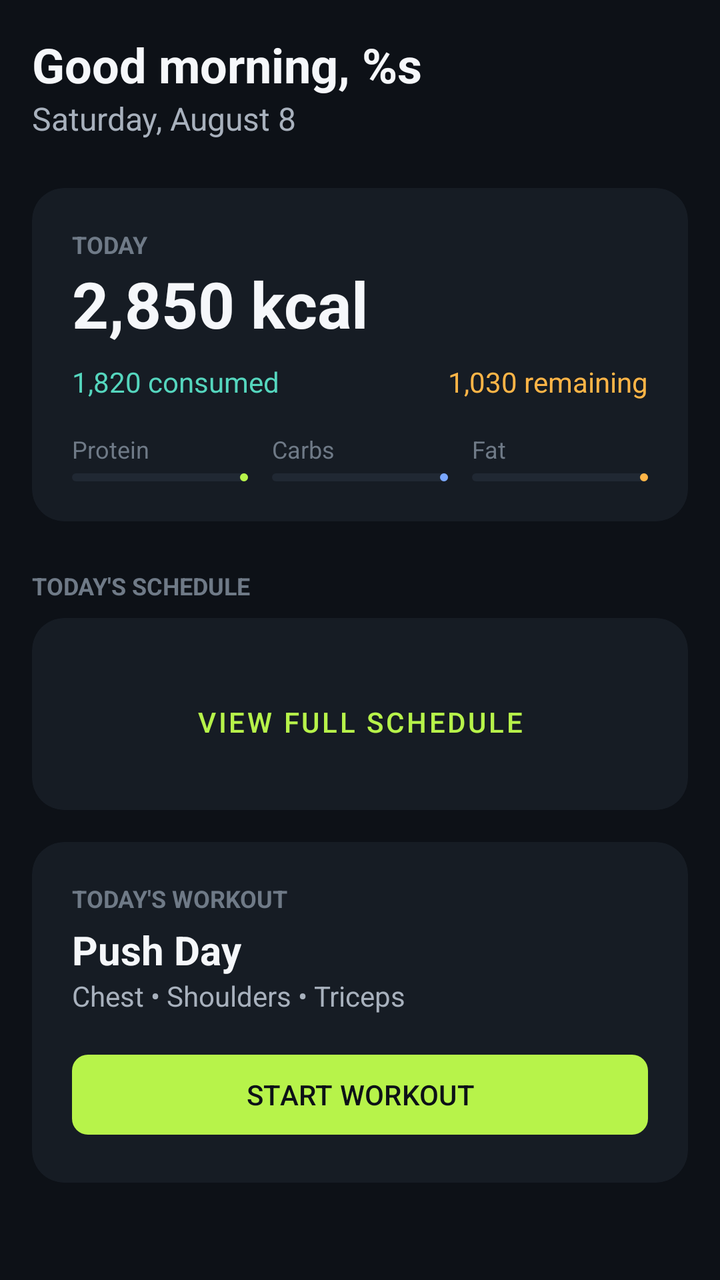
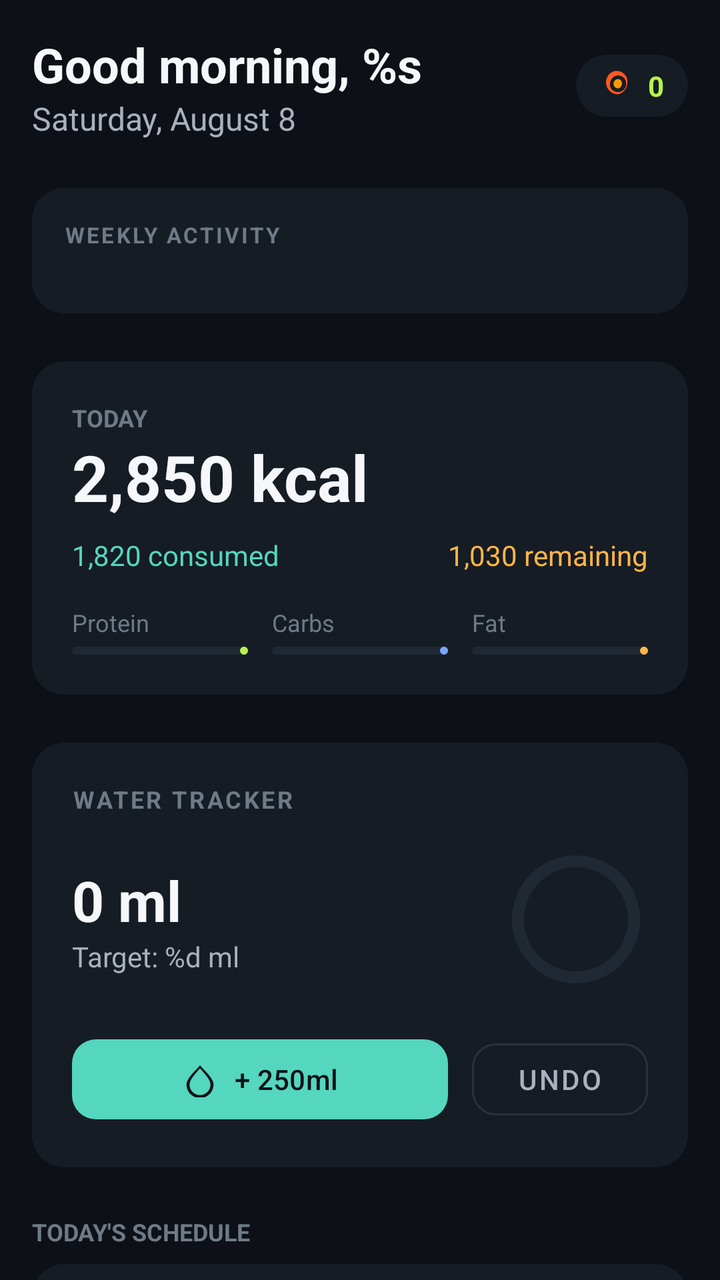

Before-and-after screenshots of an Android layout around one commit, followed by the original layout XML and the change that was made.
<!-- AndroidManifest.xml: application theme Theme.QwertyFitness -->
<!-- res/layout/fragment_home.xml -->
<?xml version="1.0" encoding="utf-8"?>
<androidx.core.widget.NestedScrollView xmlns:android="http://schemas.android.com/apk/res/android"
    xmlns:app="http://schemas.android.com/apk/res-auto"
    android:layout_width="match_parent"
    android:layout_height="match_parent"
    android:background="@color/background_deep_charcoal">

    <LinearLayout
        android:layout_width="match_parent"
        android:layout_height="wrap_content"
        android:orientation="vertical"
        android:padding="16dp">

        <TextView
            android:id="@+id/text_greeting"
            android:layout_width="wrap_content"
            android:layout_height="wrap_content"
            android:text="@string/greeting_format"
            android:textColor="@color/text_primary"
            android:textSize="24sp"
            android:textStyle="bold" />

        <TextView
            android:id="@+id/text_date"
            android:layout_width="wrap_content"
            android:layout_height="wrap_content"
            android:text="Saturday, August 8"
            android:textColor="@color/text_secondary"
            android:textSize="16sp" />

        
        <com.google.android.material.card.MaterialCardView
            android:layout_width="match_parent"
            android:layout_height="wrap_content"
            android:layout_marginTop="24dp"
            app:cardBackgroundColor="@color/surface_slate"
            app:cardCornerRadius="16dp"
            app:strokeWidth="0dp">

            <LinearLayout
                android:layout_width="match_parent"
                android:layout_height="wrap_content"
                android:orientation="vertical"
                android:padding="20dp">

                <TextView
                    android:layout_width="wrap_content"
                    android:layout_height="wrap_content"
                    android:text="@string/today"
                    android:textColor="@color/text_muted"
                    android:textSize="12sp"
                    android:textStyle="bold" />

                <TextView
                    android:id="@+id/text_calories_target"
                    android:layout_width="wrap_content"
                    android:layout_height="wrap_content"
                    android:text="2,850 kcal"
                    android:textColor="@color/text_primary"
                    android:textSize="32sp"
                    android:textStyle="bold" />

                <LinearLayout
                    android:layout_width="match_parent"
                    android:layout_height="wrap_content"
                    android:layout_marginTop="8dp"
                    android:orientation="horizontal">

                    <TextView
                        android:id="@+id/text_calories_consumed"
                        android:layout_width="wrap_content"
                        android:layout_height="wrap_content"
                        android:text="1,820 consumed"
                        android:textColor="@color/accent_aqua"
                        android:textSize="14sp" />

                    <View
                        android:layout_width="0dp"
                        android:layout_height="0dp"
                        android:layout_weight="1" />

                    <TextView
                        android:id="@+id/text_calories_remaining"
                        android:layout_width="wrap_content"
                        android:layout_height="wrap_content"
                        android:text="1,030 remaining"
                        android:textColor="@color/warning_warm_amber"
                        android:textSize="14sp" />
                </LinearLayout>

                <LinearLayout
                    android:layout_width="match_parent"
                    android:layout_height="wrap_content"
                    android:layout_marginTop="16dp"
                    android:orientation="horizontal">

                    <LinearLayout
                        android:layout_width="0dp"
                        android:layout_height="wrap_content"
                        android:layout_weight="1"
                        android:orientation="vertical">
                        <TextView
                            android:layout_width="wrap_content"
                            android:layout_height="wrap_content"
                            android:text="Protein"
                            android:textColor="@color/text_muted"
                            android:textSize="12sp" />
                        <com.google.android.material.progressindicator.LinearProgressIndicator
                            android:id="@+id/progress_protein"
                            android:layout_width="match_parent"
                            android:layout_height="wrap_content"
                            android:layout_marginTop="4dp"
                            app:indicatorColor="@color/accent_electric_lime"
                            app:trackColor="@color/surface_elevated_soft_slate"
                            app:trackThickness="4dp" />
                    </LinearLayout>

                    <View android:layout_width="12dp" android:layout_height="0dp" />

                    <LinearLayout
                        android:layout_width="0dp"
                        android:layout_height="wrap_content"
                        android:layout_weight="1"
                        android:orientation="vertical">
                        <TextView
                            android:layout_width="wrap_content"
                            android:layout_height="wrap_content"
                            android:text="Carbs"
                            android:textColor="@color/text_muted"
                            android:textSize="12sp" />
                        <com.google.android.material.progressindicator.LinearProgressIndicator
                            android:id="@+id/progress_carbs"
                            android:layout_width="match_parent"
                            android:layout_height="wrap_content"
                            android:layout_marginTop="4dp"
                            app:indicatorColor="@color/highlight_soft_blue"
                            app:trackColor="@color/surface_elevated_soft_slate"
                            app:trackThickness="4dp" />
                    </LinearLayout>

                    <View android:layout_width="12dp" android:layout_height="0dp" />

                    <LinearLayout
                        android:layout_width="0dp"
                        android:layout_height="wrap_content"
                        android:layout_weight="1"
                        android:orientation="vertical">
                        <TextView
                            android:layout_width="wrap_content"
                            android:layout_height="wrap_content"
                            android:text="Fat"
                            android:textColor="@color/text_muted"
                            android:textSize="12sp" />
                        <com.google.android.material.progressindicator.LinearProgressIndicator
                            android:id="@+id/progress_fat"
                            android:layout_width="match_parent"
                            android:layout_height="wrap_content"
                            android:layout_marginTop="4dp"
                            app:indicatorColor="@color/warning_warm_amber"
                            app:trackColor="@color/surface_elevated_soft_slate"
                            app:trackThickness="4dp" />
                    </LinearLayout>
                </LinearLayout>

            </LinearLayout>
        </com.google.android.material.card.MaterialCardView>

        
        <TextView
            android:layout_width="wrap_content"
            android:layout_height="wrap_content"
            android:layout_marginTop="24dp"
            android:text="TODAY\'S SCHEDULE"
            android:textColor="@color/text_muted"
            android:textSize="12sp"
            android:textStyle="bold" />

        <com.google.android.material.card.MaterialCardView
            android:layout_width="match_parent"
            android:layout_height="wrap_content"
            android:layout_marginTop="8dp"
            app:cardBackgroundColor="@color/surface_slate"
            app:cardCornerRadius="16dp"
            app:strokeWidth="0dp">

            <LinearLayout
                android:layout_width="match_parent"
                android:layout_height="wrap_content"
                android:orientation="vertical"
                android:padding="20dp">

                <LinearLayout
                    android:id="@+id/layout_schedule"
                    android:layout_width="match_parent"
                    android:layout_height="wrap_content"
                    android:orientation="vertical" />

                <com.google.android.material.button.MaterialButton
                    android:id="@+id/btn_manage_schedule"
                    style="@style/Widget.MaterialComponents.Button.TextButton"
                    android:layout_width="match_parent"
                    android:layout_height="wrap_content"
                    android:layout_marginTop="8dp"
                    android:text="VIEW FULL SCHEDULE"
                    android:textColor="@color/accent_electric_lime"
                    app:rippleColor="@color/surface_elevated_soft_slate" />

            </LinearLayout>

        </com.google.android.material.card.MaterialCardView>

        
        <com.google.android.material.card.MaterialCardView
            android:layout_width="match_parent"
            android:layout_height="wrap_content"
            android:layout_marginTop="16dp"
            app:cardBackgroundColor="@color/surface_slate"
            app:cardCornerRadius="16dp"
            app:strokeWidth="0dp">

            <LinearLayout
                android:layout_width="match_parent"
                android:layout_height="wrap_content"
                android:orientation="vertical"
                android:padding="20dp">

                <TextView
                    android:layout_width="wrap_content"
                    android:layout_height="wrap_content"
                    android:text="@string/todays_workout"
                    android:textColor="@color/text_muted"
                    android:textSize="12sp"
                    android:textStyle="bold" />

                <TextView
                    android:id="@+id/text_workout_name"
                    android:layout_width="wrap_content"
                    android:layout_height="wrap_content"
                    android:layout_marginTop="4dp"
                    android:text="Push Day"
                    android:textColor="@color/text_primary"
                    android:textSize="20sp"
                    android:textStyle="bold" />

                <TextView
                    android:id="@+id/text_workout_details"
                    android:layout_width="wrap_content"
                    android:layout_height="wrap_content"
                    android:text="Chest • Shoulders • Triceps"
                    android:textColor="@color/text_secondary"
                    android:textSize="14sp" />

                <com.google.android.material.button.MaterialButton
                    android:id="@+id/btn_start_workout"
                    android:layout_width="match_parent"
                    android:layout_height="wrap_content"
                    android:layout_marginTop="16dp"
                    android:text="@string/start_workout"
                    android:textColor="@color/background_deep_charcoal"
                    app:backgroundTint="@color/accent_electric_lime"
                    app:cornerRadius="8dp" />

            </LinearLayout>
        </com.google.android.material.card.MaterialCardView>

    </LinearLayout>
</androidx.core.widget.NestedScrollView>
<!-- resources referenced by this layout -->
<resources>
  <color name="accent_aqua">#55D6BE</color>
  <color name="accent_electric_lime">#B7F34A</color>
  <color name="background_deep_charcoal">#0D1117</color>
  <color name="highlight_soft_blue">#7AA7FF</color>
  <color name="surface_elevated_soft_slate">#202833</color>
  <color name="surface_slate">#161C24</color>
  <color name="text_muted">#6F7A87</color>
  <color name="text_primary">#F5F7FA</color>
  <color name="text_secondary">#A8B1BD</color>
  <color name="warning_warm_amber">#FFB547</color>
  <string name="greeting_format">Good morning, %s</string>
  <string name="start_workout">START WORKOUT</string>
  <string name="today">TODAY</string>
  <string name="todays_workout">TODAY\'S WORKOUT</string>
  <style name="Theme.QwertyFitness" parent="Base.Theme.QwertyFitness" />
  <style name="Base.Theme.QwertyFitness" parent="Theme.Material3.DayNight.NoActionBar">
          <item name="colorPrimary">@color/accent_electric_lime_light</item>
          <item name="android:windowBackground">@color/background_light</item>
          <item name="android:statusBarColor">@color/background_light</item>
          <item name="android:windowLightStatusBar">true</item>
          <item name="android:navigationBarColor">@color/background_light</item>
      </style>
  <color name="accent_electric_lime_light">#6FAF18</color>
  <color name="background_light">#F6F8FA</color>
</resources>

<!-- the commit's change to res/layout/fragment_home.xml (unified diff, before → after) -->
@@ -11,22 +11,114 @@
         android:orientation="vertical"
         android:padding="16dp">
 
-        <TextView
-            android:id="@+id/text_greeting"
-            android:layout_width="wrap_content"
-            android:layout_height="wrap_content"
-            android:text="@string/greeting_format"
-            android:textColor="@color/text_primary"
-            android:textSize="24sp"
-            android:textStyle="bold" />
-
-        <TextView
-            android:id="@+id/text_date"
-            android:layout_width="wrap_content"
-            android:layout_height="wrap_content"
-            android:text="Saturday, August 8"
-            android:textColor="@color/text_secondary"
-            android:textSize="16sp" />
+        <LinearLayout
+            android:layout_width="match_parent"
+            android:layout_height="wrap_content"
+            android:gravity="center_vertical"
+            android:orientation="horizontal">
+
+            <LinearLayout
+                android:layout_width="0dp"
+                android:layout_height="wrap_content"
+                android:layout_weight="1"
+                android:orientation="vertical">
+
+                <TextView
+                    android:id="@+id/text_greeting"
+                    android:layout_width="wrap_content"
+                    android:layout_height="wrap_content"
+                    android:text="@string/greeting_morning"
+                    android:textColor="@color/text_primary"
+                    android:textSize="24sp"
+                    android:textStyle="bold" />
+
+                <TextView
+                    android:id="@+id/text_date"
+                    android:layout_width="wrap_content"
+                    android:layout_height="wrap_content"
+                    android:text="Saturday, August 8"
+                    android:textColor="@color/text_secondary"
+                    android:textSize="16sp" />
+            </LinearLayout>
+
+            <com.google.android.material.card.MaterialCardView
+                android:id="@+id/card_streak"
+                android:layout_width="wrap_content"
+                android:layout_height="wrap_content"
+                android:clickable="true"
+                android:focusable="true"
+                android:foreground="?attr/selectableItemBackground"
+                app:cardBackgroundColor="@color/surface_slate"
+                app:cardCornerRadius="20dp"
+                app:strokeWidth="0dp">
+
+                <LinearLayout
+                    android:layout_width="wrap_content"
+                    android:layout_height="wrap_content"
+                    android:gravity="center_vertical"
+                    android:paddingHorizontal="12dp"
+                    android:paddingVertical="6dp">
+
+                    <ImageView
+                        android:layout_width="18dp"
+                        android:layout_height="18dp"
+                        android:contentDescription="Active Streak"
+                        android:src="@drawable/ic_streak_fire" />
+
+                    <TextView
+                        android:id="@+id/text_streak_count"
+                        android:layout_width="wrap_content"
+                        android:layout_height="wrap_content"
+                        android:layout_marginStart="6dp"
+                        android:text="0"
+                        android:textColor="@color/accent_electric_lime"
+                        android:textSize="14sp"
+                        android:textStyle="bold" />
+                </LinearLayout>
+            </com.google.android.material.card.MaterialCardView>
+        </LinearLayout>
+
+        
+        <com.google.android.material.card.MaterialCardView
+            android:id="@+id/card_weekly_activity"
+            android:layout_width="match_parent"
+            android:layout_height="wrap_content"
+            android:layout_marginTop="24dp"
+            android:clickable="true"
+            android:focusable="true"
+            android:foreground="?attr/selectableItemBackground"
+            app:cardBackgroundColor="@color/surface_slate"
+            app:cardCornerRadius="16dp"
+            app:strokeWidth="0dp">
+
+            <LinearLayout
+                android:layout_width="match_parent"
+                android:layout_height="wrap_content"
+                android:orientation="vertical"
+                android:padding="16dp">
+
+                <TextView
+                    android:id="@+id/text_weekly_activity_title"
+                    android:layout_width="wrap_content"
+                    android:layout_height="wrap_content"
+                    android:text="WEEKLY ACTIVITY"
+                    android:textColor="@color/text_muted"
+                    android:textSize="11sp"
+                    android:textStyle="bold"
+                    android:letterSpacing="0.1" />
+
+                <LinearLayout
+                    android:id="@+id/layout_weekly_activity"
+                    android:layout_width="match_parent"
+                    android:layout_height="wrap_content"
+                    android:layout_marginTop="16dp"
+                    android:gravity="center"
+                    android:orientation="horizontal"
+                    android:weightSum="7">
+                    
+                </LinearLayout>
+            </LinearLayout>
+        </com.google.android.material.card.MaterialCardView>
 
         
         <com.google.android.material.card.MaterialCardView
@@ -166,6 +258,110 @@
         </com.google.android.material.card.MaterialCardView>
 
         
+        <com.google.android.material.card.MaterialCardView
+            android:id="@+id/card_water"
+            android:layout_width="match_parent"
+            android:layout_height="wrap_content"
+            android:layout_marginTop="24dp"
+            app:cardBackgroundColor="@color/surface_slate"
+            app:cardCornerRadius="16dp"
+            app:strokeWidth="0dp">
+
+            <LinearLayout
+                android:layout_width="match_parent"
+                android:layout_height="wrap_content"
+                android:orientation="vertical"
+                android:padding="20dp">
+
+                <TextView
+                    android:layout_width="wrap_content"
+                    android:layout_height="wrap_content"
+                    android:text="@string/water_tracker"
+                    android:textColor="@color/text_muted"
+                    android:textSize="12sp"
+                    android:textStyle="bold"
+                    android:letterSpacing="0.1" />
+
+                <LinearLayout
+                    android:layout_width="match_parent"
+                    android:layout_height="wrap_content"
+                    android:layout_marginTop="16dp"
+                    android:gravity="center_vertical"
+                    android:orientation="horizontal">
+
+                    <LinearLayout
+                        android:layout_width="0dp"
+                        android:layout_height="wrap_content"
+                        android:layout_weight="1"
+                        android:orientation="vertical">
+
+                        <TextView
+                            android:id="@+id/text_water_amount"
+                            android:layout_width="wrap_content"
+                            android:layout_height="wrap_content"
+                            android:text="0 ml"
+                            android:textColor="@color/text_primary"
+                            android:textSize="28sp"
+                            android:textStyle="bold" />
+
+                        <TextView
+                            android:id="@+id/text_water_target"
+                            android:layout_width="wrap_content"
+                            android:layout_height="wrap_content"
+                            android:text="@string/target_ml_format"
+                            android:textColor="@color/text_secondary"
+                            android:textSize="14sp" />
+                    </LinearLayout>
+
+                    <com.google.android.material.progressindicator.CircularProgressIndicator
+                        android:id="@+id/progress_water_circular"
+                        android:layout_width="64dp"
+                        android:layout_height="64dp"
+                        app:indicatorColor="@color/accent_aqua"
+                        app:trackColor="@color/surface_elevated_soft_slate"
+                        app:trackThickness="6dp"
+                        app:indicatorSize="64dp"
+                        android:progress="0"
+                        app:trackCornerRadius="4dp" />
+
+                </LinearLayout>
+
+                <LinearLayout
+                    android:layout_width="match_parent"
+                    android:layout_height="wrap_content"
+                    android:layout_marginTop="20dp"
+                    android:orientation="horizontal">
+
+                    <com.google.android.material.button.MaterialButton
+                        android:id="@+id/btn_add_water"
+                        android:layout_width="0dp"
+                        android:layout_height="wrap_content"
+                        android:layout_weight="1"
+                        android:text="@string/add_250ml"
+                        android:textColor="@color/background_deep_charcoal"
+                        app:backgroundTint="@color/accent_aqua"
+                        app:cornerRadius="12dp"
+                        app:icon="@drawable/ic_water_drop"
+                        app:iconGravity="textStart"
+                        app:iconTint="@color/background_deep_charcoal" />
+
+                    <View android:layout_width="12dp" android:layout_height="0dp" />
+
+                    <com.google.android.material.button.MaterialButton
+                        android:id="@+id/btn_undo_water"
+                        style="@style/Widget.MaterialComponents.Button.OutlinedButton"
+                        android:layout_width="wrap_content"
+                        android:layout_height="wrap_content"
+                        android:text="@string/undo"
+                        android:textColor="@color/text_secondary"
+                        app:cornerRadius="12dp"
+                        app:strokeColor="@color/divider_slate" />
+                </LinearLayout>
+
+            </LinearLayout>
+        </com.google.android.material.card.MaterialCardView>
+
+        
         <TextView
             android:layout_width="wrap_content"
             android:layout_height="wrap_content"
<!-- resource entries referenced after the edit -->
@@ -3,6 +3,7 @@
   <color name="accent_aqua">#55D6BE</color>
   <color name="accent_electric_lime">#B7F34A</color>
   <color name="background_deep_charcoal">#0D1117</color>
+  <color name="divider_slate">#29313C</color>
   <color name="highlight_soft_blue">#7AA7FF</color>
   <color name="surface_elevated_soft_slate">#202833</color>
   <color name="surface_slate">#161C24</color>
@@ -10,10 +11,37 @@
   <color name="text_primary">#F5F7FA</color>
   <color name="text_secondary">#A8B1BD</color>
   <color name="warning_warm_amber">#FFB547</color>
-  <string name="greeting_format">Good morning, %s</string>
+  <!-- drawable ic_streak_fire (drawable) -->
+  <vector xmlns:android="http://schemas.android.com/apk/res/android"
+      android:width="24dp"
+      android:height="24dp"
+      android:viewportWidth="24"
+      android:viewportHeight="24">
+      <path
+          android:fillColor="#FF5722"
+          android:pathData="M12,18c-4.42,0 -8,-3.58 -8,-8c0,-1.57 0.46,-3.03 1.24,-4.26c1.89,-3 5.48,-4.24 8.76,-2.74c0.5,0.23 0.98,0.51 1.43,0.85c0.51,0.37 0.97,0.81 1.36,1.29c1.02,1.25 1.55,2.77 1.55,4.35C18.34,14.07 15.5,17.27 12,18zM12,16.5c3.04,0 5.5,-2.46 5.5,-5.5c0,-1.28 -0.42,-2.46 -1.13,-3.41c-0.34,-0.46 -0.74,-0.86 -1.19,-1.18c-0.34,-0.24 -0.7,-0.44 -1.08,-0.59c-2.45,-1.02 -5.09,-0.04 -6.5,2.2c-0.63,1 -1,2.19 -1,3.47C6.5,14.04 8.96,16.5 12,16.5z" />
+      <path
+          android:fillColor="#FF9800"
+          android:pathData="M12,14c-1.66,0 -3,-1.34 -3,-3c0,-0.69 0.22,-1.33 0.59,-1.85c0.8,-1.14 2.22,-1.6 3.52,-1.06c0.18,0.08 0.35,0.18 0.5,0.3c0.19,0.14 0.35,0.31 0.49,0.5c0.35,0.47 0.55,1.04 0.55,1.65C14.65,12.35,13.46,14,12,14z" />
+  </vector>
+  <!-- drawable ic_water_drop (drawable) -->
+  <vector xmlns:android="http://schemas.android.com/apk/res/android"
+      android:width="24dp"
+      android:height="24dp"
+      android:viewportWidth="24"
+      android:viewportHeight="24">
+      <path
+          android:fillColor="#000000"
+          android:pathData="M12,2.69c-2.83,3.44 -9,8.47 -9,12.81c0,4.96 4.04,9 9,9s9,-4.04 9,-9c0,-4.34 -6.17,-9.37 -9,-12.81zM12,22.5c-3.86,0 -7,-3.14 -7,-7c0,-3.23 3.9,-7.22 7,-10.88c3.1,3.66 7,7.65 7,10.88c0,3.86 -3.14,7 -7,7z"/>
+  </vector>
+  <string name="add_250ml">+ 250ml</string>
+  <string name="greeting_morning">Good morning, %s</string>
   <string name="start_workout">START WORKOUT</string>
+  <string name="target_ml_format">Target: %d ml</string>
   <string name="today">TODAY</string>
   <string name="todays_workout">TODAY\'S WORKOUT</string>
+  <string name="undo">UNDO</string>
+  <string name="water_tracker">WATER TRACKER</string>
   <style name="Theme.QwertyFitness" parent="Base.Theme.QwertyFitness" />
   <style name="Base.Theme.QwertyFitness" parent="Theme.Material3.DayNight.NoActionBar">
           <item name="colorPrimary">@color/accent_electric_lime_light</item>
